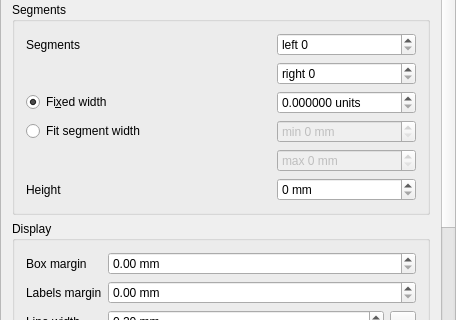
Qt form src/ui/composer/qgscomposerscalebarwidgetbase.ui (carsmie/QGIS) before a commit; both pictures show x 0 to 456 and y 259 to 579 of the 456 by 662 pixel window.
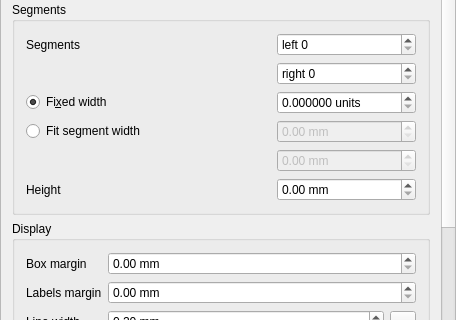
The same form after that commit. Custom widgets are drawn as their Qt base class.

Commit message:
[composer] Allow finer setting of scalebar height and widths
While the settings are stored as double, they were being
rounded off in the UI to the nearest mm

```diff
--- a/src/ui/composer/qgscomposerscalebarwidgetbase.ui
+++ b/src/ui/composer/qgscomposerscalebarwidgetbase.ui
@@ -60,9 +60,9 @@
       <property name="geometry">
        <rect>
         <x>0</x>
-        <y>-121</y>
-        <width>437</width>
-        <height>764</height>
+        <y>0</y>
+        <width>440</width>
+        <height>1004</height>
        </rect>
       </property>
       <layout class="QVBoxLayout" name="mainLayout">
@@ -261,22 +261,6 @@
             </property>
            </widget>
           </item>
-          <item row="4" column="2">
-           <widget class="QgsSpinBox" name="mMaxWidthSpinBox">
-            <property name="enabled">
-             <bool>false</bool>
-            </property>
-            <property name="suffix">
-             <string> mm</string>
-            </property>
-            <property name="prefix">
-             <string>max </string>
-            </property>
-            <property name="maximum">
-             <number>999</number>
-            </property>
-           </widget>
-          </item>
           <item row="0" column="2">
            <widget class="QgsSpinBox" name="mSegmentsLeftSpinBox">
             <property name="suffix">
@@ -287,35 +271,6 @@
             </property>
            </widget>
           </item>
-          <item row="3" column="2">
-           <widget class="QgsSpinBox" name="mMinWidthSpinBox">
-            <property name="enabled">
-             <bool>false</bool>
-            </property>
-            <property name="suffix">
-             <string> mm</string>
-            </property>
-            <property name="prefix">
-             <string>min </string>
-            </property>
-            <property name="maximum">
-             <number>999</number>
-            </property>
-           </widget>
-          </item>
-          <item row="5" column="2">
-           <widget class="QgsSpinBox" name="mHeightSpinBox">
-            <property name="suffix">
-             <string> mm</string>
-            </property>
-            <property name="prefix">
-             <string/>
-            </property>
-            <property name="showClearButton" stdset="0">
-             <bool>false</bool>
-            </property>
-           </widget>
-          </item>
           <item row="2" column="0" colspan="2">
            <widget class="QRadioButton" name="mFixedSizeRadio">
             <property name="text">
@@ -333,6 +288,42 @@
             </property>
            </widget>
           </item>
+          <item row="5" column="2">
+           <widget class="QgsDoubleSpinBox" name="mHeightSpinBox">
+            <property name="suffix">
+             <string> mm</string>
+            </property>
+            <property name="maximum">
+             <double>999.990000000000009</double>
+            </property>
+           </widget>
+          </item>
+          <item row="3" column="2">
+           <widget class="QgsDoubleSpinBox" name="mMinWidthSpinBox">
+            <property name="enabled">
+             <bool>false</bool>
+            </property>
+            <property name="suffix">
+             <string> mm</string>
+            </property>
+            <property name="maximum">
+             <double>999.990000000000009</double>
+            </property>
+           </widget>
+          </item>
+          <item row="4" column="2">
+           <widget class="QgsDoubleSpinBox" name="mMaxWidthSpinBox">
+            <property name="enabled">
+             <bool>false</bool>
+            </property>
+            <property name="suffix">
+             <string> mm</string>
+            </property>
+            <property name="maximum">
+             <double>999.990000000000009</double>
+            </property>
+           </widget>
+          </item>
          </layout>
         </widget>
        </item>
```
The commit also changes 3 other files.
